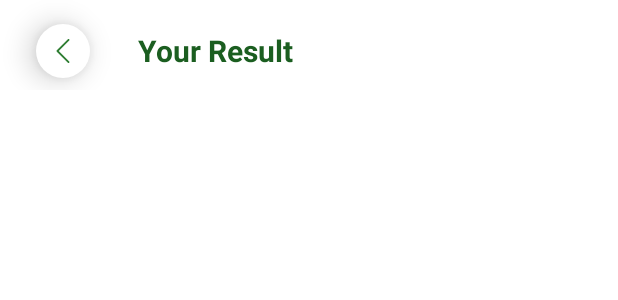
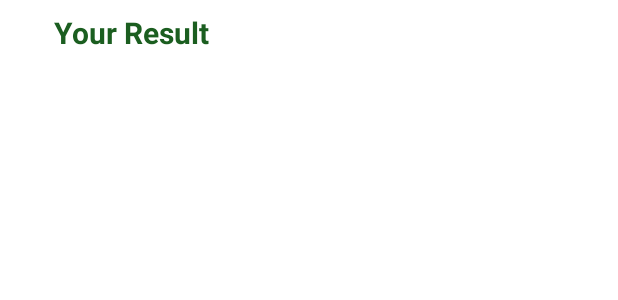
Before and after one commit to traversebd/calorie_hunter, an Android app: the layout dialog_calorie_result.xml on its own in the app's theme, with its tools: preview values and no code run, on a phone screen of 412 x 824 dp. Shown: the top 300 px of the screen. Run offline under Robolectric (Android 15) with nearby library versions, the phone set to English and light mode, and no system bars.

Commit message:
calorie result part 1

```diff
--- a/app/src/main/AndroidManifest.xml
+++ b/app/src/main/AndroidManifest.xml
@@ -52,10 +52,6 @@
             android:screenOrientation="unspecified"
             android:theme="@style/AppThemeNoActionBar" />
         <activity
-            android:name=".activities.calculatecalorie.CalorieResultActivity"
-            android:screenOrientation="unspecified"
-            android:theme="@style/AppThemeNoActionBar" />
-        <activity
             android:name=".activities.calculatecalorie.CalculateCalorieActivity"
             android:screenOrientation="unspecified"
             android:theme="@style/AppThemeNoActionBar" />
--- a/app/src/main/res/layout/activity_calculate_calorie.xml
+++ b/app/src/main/res/layout/activity_calculate_calorie.xml
@@ -338,6 +338,7 @@
                     android:textSize="16sp"/>
 
                 <com.warkiz.widget.IndicatorSeekBar
+                    android:id="@+id/ActivityLevelSeekBar"
                     android:layout_width="match_parent"
                     android:layout_height="wrap_content"
                     android:layout_marginLeft="20dp"
--- a/app/src/main/res/layout/activity_calorie_result.xml
+++ b/app/src/main/res/layout/dialog_calorie_result.xml
@@ -4,8 +4,7 @@
     xmlns:tools="http://schemas.android.com/tools"
     android:layout_width="match_parent"
     android:layout_height="match_parent"
-    android:background="@color/md_white_1000"
-    tools:context=".activities.calculatecalorie.CalorieResultActivity">
+    android:background="@color/md_white_1000" >
 
     <LinearLayout
         android:id="@+id/app_bar"
@@ -13,27 +12,6 @@
         android:layout_height="wrap_content"
         android:elevation="1dp"
         android:orientation="horizontal">
-
-        <LinearLayout
-            android:layout_width="36dp"
-            android:layout_height="36dp"
-            android:layout_marginLeft="24dp"
-            android:layout_marginTop="16dp"
-            android:layout_marginBottom="8dp"
-            android:elevation="8dp"
-            android:orientation="vertical"
-            android:background="@drawable/a_roundbg"
-            android:translationZ="4dp">
-
-            <ImageView
-                android:id="@+id/BackButton"
-                android:layout_width="32dp"
-                android:layout_height="32dp"
-                android:layout_gravity="center"
-                android:src="@drawable/ic_left_arrow"
-                android:padding="8dp" />
-
-        </LinearLayout>
 
         <TextView
             android:id="@+id/toolbarTitle"
@@ -43,7 +21,9 @@
             android:text="@string/your_result"
             android:layout_marginLeft="32dp"
             android:layout_marginRight="32dp"
-            android:layout_marginTop="4dp"
+            android:paddingTop="8dp"
+            android:paddingBottom="8dp"
+            android:paddingLeft="4dp"
             android:layout_gravity="center"
             android:textSize="20sp"
             android:textStyle="bold"
```
Also changed, not shown: app/src/main/java/com/traversebd/calorie_hunter/activities/calculatecalorie/CalculateCalorieActivity.java (+108 -1 lines), app/src/main/java/com/traversebd/calorie_hunter/activities/calculatecalorie/CalorieResultActivity.java (deleted, +0 -31 lines), app/src/main/java/com/traversebd/calorie_hunter/models/calculatecalorie/Calorie.java (+0 -9 lines).
